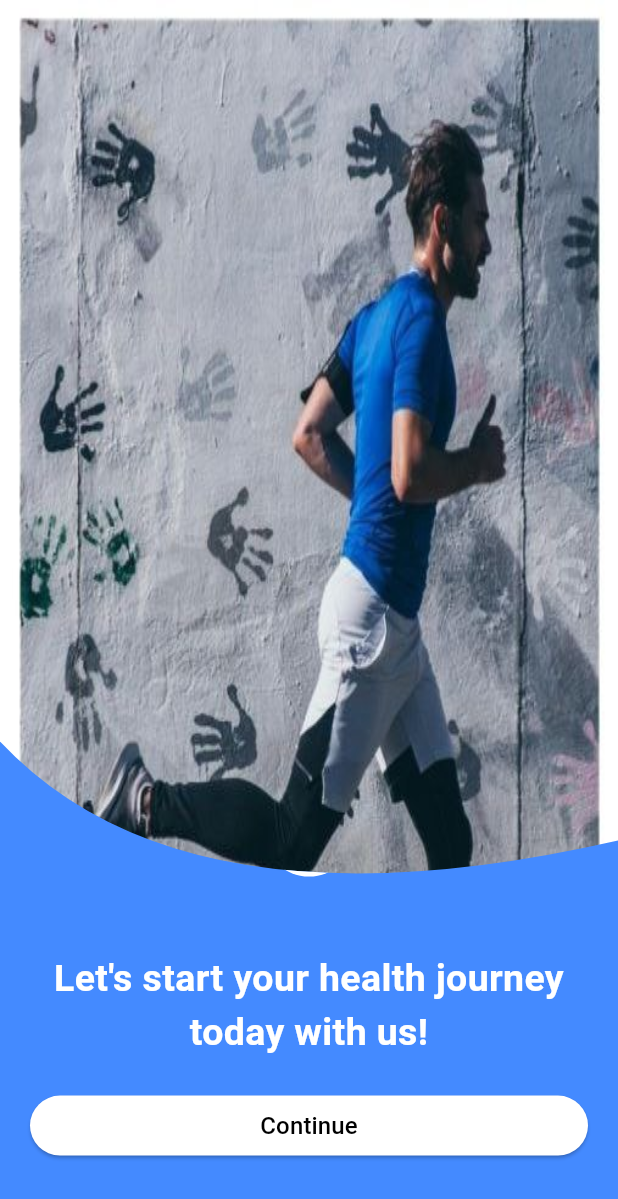
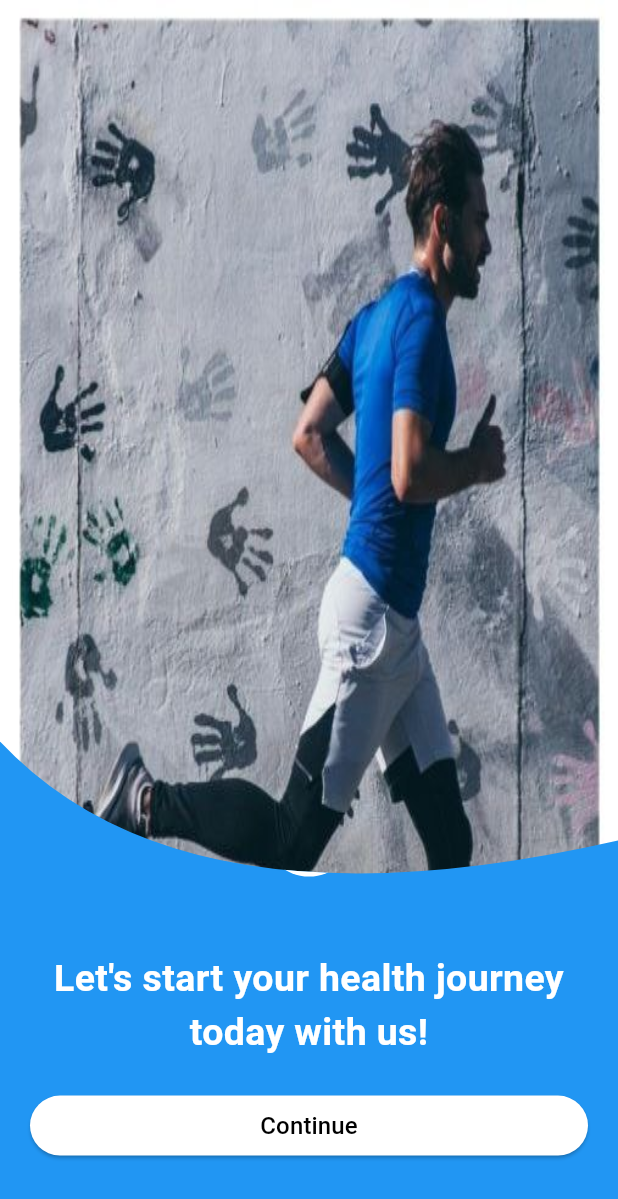
Before and after one commit to fitness-App-flutter/fitness_app, a Flutter app: the screen it shows after launch, on a phone screen of 412 x 824 dp. Shown: the top 1199 px of the screen. Run offline on Flutter 3.47's test engine with Material 3 defaults, Android fonts, the light colour scheme and no system bars; our stand-ins replace pinput.

Commit message:
adding color file

```diff
--- a/lib/views/enter_code_screen.dart
+++ b/lib/views/enter_code_screen copy.dart
@@ -1,6 +1,7 @@
 import 'package:flutter/material.dart';
 import 'package:pinput/pinput.dart';
-import 'package:test_app/widgets/custom_button.dart';
+import 'package:test_app/widgets/custom_button%20copy.dart';
+
 
 class CodeScreen extends StatelessWidget {
   const CodeScreen({super.key});
@@ -29,7 +30,7 @@ class CodeScreen extends StatelessWidget {
                   textStyle: const TextStyle(fontSize: 20, fontWeight: FontWeight.bold),
                   decoration: BoxDecoration(
                     borderRadius: BorderRadius.circular(10),
-                    border: Border.all(color: Colors.grey),
+                    border: Border.all(color: Color(0xFF9E9E9E)),
                   ),
                 ),
               ),
--- a/lib/views/health_journey_screen.dart
+++ b/lib/views/health_journey_screen copy.dart
@@ -1,6 +1,8 @@
 import 'package:flutter/material.dart';
-import 'package:test_app/widgets/curved_container.dart';
-import 'package:test_app/widgets/custom_button.dart';
+import 'package:test_app/widgets/colors.dart';
+import 'package:test_app/widgets/curved_container%20copy.dart';
+import 'package:test_app/widgets/custom_button%20copy.dart';
+
 
 class HealthJourneyScreen extends StatelessWidget {
   const HealthJourneyScreen({super.key});
@@ -24,10 +26,10 @@ class HealthJourneyScreen extends StatelessWidget {
               crossAxisAlignment: CrossAxisAlignment.center,
               children: [
                 // Icon
-                const CircleAvatar(
+                CircleAvatar(
                   radius: 30,
-                  backgroundColor: Colors.white,
-                  child: Icon(
+                  backgroundColor: MyColors.white,
+                  child: const Icon(
                     Icons.directions_run,
                     color: Colors.blueAccent,
                     size: 30,
@@ -35,13 +37,13 @@ class HealthJourneyScreen extends StatelessWidget {
                 ),
                 const SizedBox(height: 50),
                 // Text
-                const Text(
+                 Text(
                   "Let's start your health journey today with us!",
                   textAlign: TextAlign.center,
                   style: TextStyle(
                     fontSize: 25,
                     fontWeight: FontWeight.bold,
-                    color: Colors.white,
+                    color:  MyColors.white,
                   ),
                 ),
                 const SizedBox(height: 20),
--- /dev/null
+++ b/lib/widgets/colors.dart
@@ -0,0 +1,37 @@
+import 'package:flutter/material.dart';
+
+
+
+class MyColors {
+  static Color get LightBlue => const Color(0xff878CED);
+  static Color get PrimaryBlue => const Color(0xff636AE8);
+  static const Color bluee = Colors.blue;
+  static const Color border = Colors.grey;
+  static const Color white = Colors.white;
+  static const Color black = Colors.black;
+   static const Color fillColor = Color(0xFFE0E0E0);
+  static const Color orange=Colors.orange;
+
+  static Color get lightGray => const Color(0xffF3F4F6);
+  static Color get greyy => const Color(0xffbcc1ca);
+  static Color get DarkGrey => const Color(0xff565e6c);
+  static Color get table_purple => const Color(0xff7f55e0);
+  static Color get table_grey => const Color (0xff6e6e86);
+  static Color get table_orange => const Color (0xffefb034);
+  static Color get table_green => const Color (0xff22ccb2);
+
+
+  static Color get chart_pink => const Color (0xffe8618c);
+  static Color get chart_orange => const Color (0xffefa98d);
+  static Color get chart_blue => const Color (0xff878ced);
+  static Color get chart_grey => const Color (0xfff4f6fa);
+}
+  /*class AppColors {
+
+  static const Color accent = Colors.blueAccent;
+  static const Color text = Colors.black;
+  static const Color white = Colors.white;
+  static const Color border = Colors.grey;
+  static const Color fillColor = Color(0xFFE0E0E0); // Equivalent to Colors.grey[200]
+}
+*/
--- a/lib/widgets/curved_container.dart
+++ b/lib/widgets/curved_container copy.dart
@@ -1,4 +1,5 @@
 import 'package:flutter/material.dart';
+import 'package:test_app/widgets/colors.dart';
 
 class CurvedContainer extends StatelessWidget {
   final Widget child;
@@ -8,7 +9,7 @@ class CurvedContainer extends StatelessWidget {
   const CurvedContainer({
     Key? key,
     required this.child,
-    this.color = Colors.blueAccent,
+    this.color = MyColors.bluee,
     this.heightFactor = 0.4,
   }) : super(key: key);
 
--- a/lib/widgets/custom_button.dart
+++ b/lib/widgets/custom_button copy.dart
@@ -1,4 +1,5 @@
 import 'package:flutter/material.dart';
+import 'package:test_app/widgets/colors.dart';
 
 class CustomButton extends StatelessWidget {
   final String text;
@@ -10,8 +11,8 @@ class CustomButton extends StatelessWidget {
     Key? key,
     required this.text,
     required this.onPressed,
-    this.backgroundColor = Colors.white,
-    this.textColor = Colors.black,
+    this.backgroundColor =  MyColors.white,
+    this.textColor = MyColors.black ,
   }) : super(key: key);
 
   @override
--- a/lib/widgets/custom_text_field.dart
+++ b/lib/widgets/custom_text_field copy.dart
@@ -1,5 +1,6 @@
 // TODO Implement this library.import 'package:flutter/material.dart';
 import 'package:flutter/material.dart';
+import 'package:test_app/widgets/colors.dart';
 class CustomTextField extends StatelessWidget {
   final String hintText;
   final bool obscureText;
@@ -23,7 +24,7 @@ class CustomTextField extends StatelessWidget {
       decoration: InputDecoration(
         hintText: hintText,
         filled: true,
-        fillColor: Colors.grey[200],
+        fillColor: MyColors.fillColor,
         border: OutlineInputBorder(
           borderRadius: BorderRadius.circular(10),
           borderSide: BorderSide.none,
--- a/lib/widgets/height_selector.dart
+++ b/lib/widgets/height_selector copy.dart
@@ -1,4 +1,5 @@
 import 'package:flutter/material.dart';
+import 'package:test_app/widgets/colors.dart';
 
 class HeightSelector extends StatelessWidget {
   final int height;
@@ -21,7 +22,7 @@ class HeightSelector extends StatelessWidget {
       Container(
         padding: EdgeInsets.symmetric(horizontal: 6, vertical: 1), // Padding inside the border
         decoration: BoxDecoration(
-          border: Border.all(color: Colors.grey, width:.5), // Border color & width
+          border: Border.all(color: MyColors.border, width:.5), // Border color & width
           borderRadius: BorderRadius.circular(10), // Rounded corners
         ),
         child: Row(
--- a/lib/widgets/screen_title.dart
+++ b/lib/widgets/screen_title copy.dart
@@ -1,4 +1,5 @@
 import 'package:flutter/material.dart';
+import 'package:test_app/widgets/colors.dart';
 
 class ScreenTitle extends StatelessWidget {
   final String title;
@@ -20,7 +21,7 @@ class ScreenTitle extends StatelessWidget {
           style: const TextStyle(fontSize: 24, fontWeight: FontWeight.bold),
         ),
         const SizedBox(width: 8),
-        Icon(icon, color: Colors.orange),
+        Icon(icon, color: MyColors.orange),
       ],
     );
   }
```
Also changed, not shown: lib/main.dart (+7 -6 lines), lib/views/forgot_password_screen copy.dart (renamed from lib/views/forgot_password_screen.dart, +4 -3 lines), lib/views/login_screen copy.dart (renamed from lib/views/login_screen.dart, +28 -8 lines), lib/views/reset_password_screen copy.dart (renamed from lib/views/reset_password_screen.dart, +4 -3 lines), lib/views/sign_up_screen copy.dart (renamed from lib/views/sign_up_screen.dart, +9 -7 lines), main.dart (deleted, +0 -23 lines), lib/widgets/custom_dropdown copy.dart (renamed from lib/widgets/custom_dropdown.dart), lib/widgets/custom_slider copy.dart (renamed from lib/widgets/custom_slider.dart).
